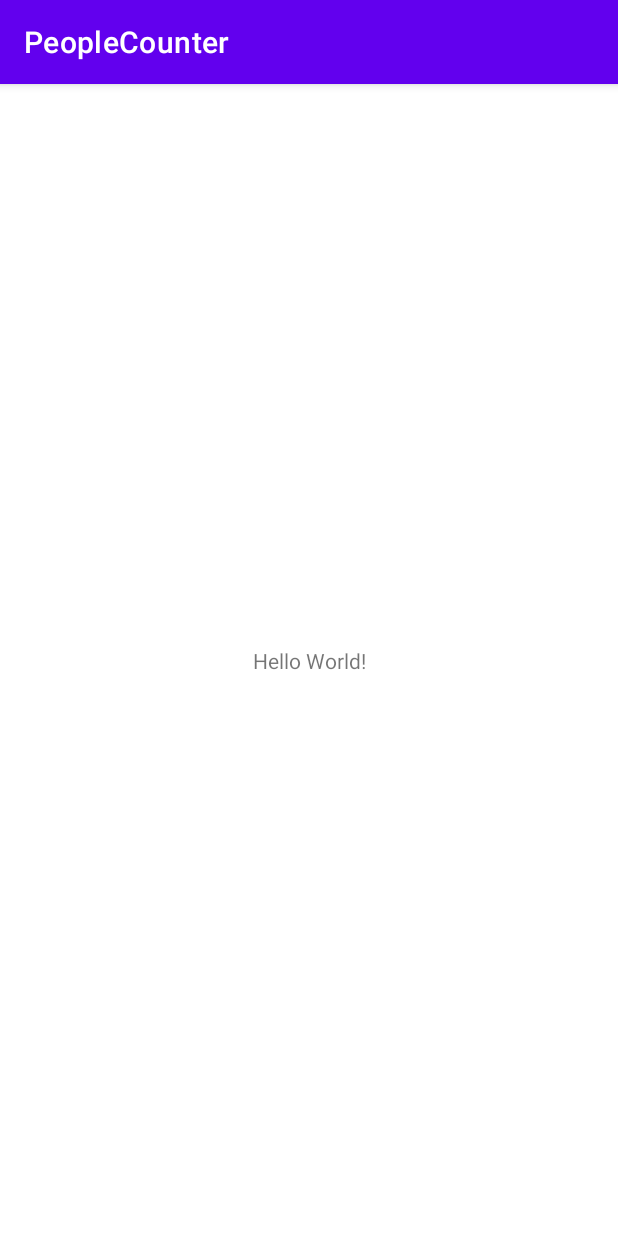
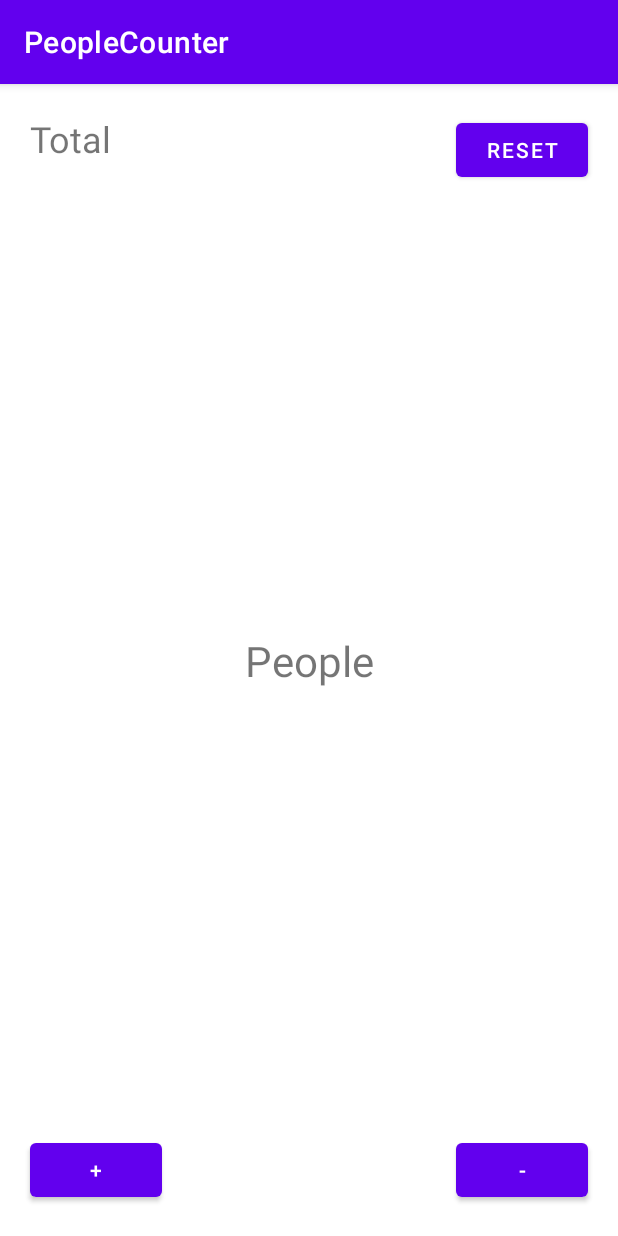
Before and after one commit to donChelsea/PeopleCounterKotlin, an Android app: the screen it shows after launch (MainActivity), on a phone screen of 412 x 824 dp. Run offline under Robolectric (Android 15) with nearby library versions, the phone set to English and light mode, and no system bars.

Commit message:
created view, model, controller

```diff
--- a/app/src/main/java/com/katsidzira/peoplecounter/MainActivity.kt
+++ b/app/src/main/java/com/katsidzira/peoplecounter/MainActivity.kt
@@ -2,10 +2,15 @@ package com.katsidzira.peoplecounter
 
 import androidx.appcompat.app.AppCompatActivity
 import android.os.Bundle
+import android.util.Log
+import com.katsidzira.peoplecounter.controller.GameController
 
 class MainActivity : AppCompatActivity() {
+
     override fun onCreate(savedInstanceState: Bundle?) {
         super.onCreate(savedInstanceState)
         setContentView(R.layout.activity_main)
+
+        Log.d("main activity", "counter=${GameController.getPeople()}")
     }
 }
--- /dev/null
+++ b/app/src/main/java/com/katsidzira/peoplecounter/controller/GameController.kt
@@ -0,0 +1,21 @@
+package com.katsidzira.peoplecounter.controller
+
+import com.katsidzira.peoplecounter.model.Counter
+
+object GameController {
+
+    private var counter: Counter = Counter()
+
+    init {
+        counter.people = 0
+        counter.total = 0
+    }
+
+    fun getPeople(): Int? {
+        return counter.people
+    }
+
+    fun getTotal(): Int? {
+        return counter.total
+    }
+}
--- /dev/null
+++ b/app/src/main/java/com/katsidzira/peoplecounter/model/Counter.kt
@@ -0,0 +1,8 @@
+package com.katsidzira.peoplecounter.model
+
+class Counter {
+
+    var people: Int? = null
+    var total: Int? = null
+
+}
--- a/app/src/main/res/layout/activity_main.xml
+++ b/app/src/main/res/layout/activity_main.xml
@@ -7,12 +7,51 @@
     tools:context=".MainActivity">
 
     <TextView
+        android:id="@+id/textview_total"
         android:layout_width="wrap_content"
         android:layout_height="wrap_content"
-        android:text="Hello World!"
+        android:text="Total"
+        android:textSize="24sp"
+        android:layout_margin="20dp"
+        app:layout_constraintStart_toStartOf="parent"
+        app:layout_constraintTop_toTopOf="parent"/>
+
+    <Button
+        android:id="@+id/button_reset"
+        android:layout_width="wrap_content"
+        android:layout_height="wrap_content"
+        android:text="@string/reset"
+        android:layout_margin="20dp"
+        app:layout_constraintEnd_toEndOf="parent"
+        app:layout_constraintTop_toTopOf="parent"/>
+
+    <TextView
+        android:id="@+id/textview_people"
+        android:layout_width="match_parent"
+        android:layout_height="wrap_content"
+        android:text="People"
+        android:textSize="28sp"
+        app:layout_constraintTop_toTopOf="parent"
         app:layout_constraintBottom_toBottomOf="parent"
-        app:layout_constraintLeft_toLeftOf="parent"
-        app:layout_constraintRight_toRightOf="parent"
-        app:layout_constraintTop_toTopOf="parent" />
+        android:gravity="center_horizontal"/>
+
+    <Button
+        android:id="@+id/button_add"
+        android:layout_width="wrap_content"
+        android:layout_height="wrap_content"
+        android:text="@string/add"
+        android:layout_margin="20dp"
+        app:layout_constraintBottom_toBottomOf="parent"
+        app:layout_constraintStart_toStartOf="parent"/>
+
+    <Button
+        android:id="@+id/button_remove"
+        android:layout_width="wrap_content"
+        android:layout_height="wrap_content"
+        android:text="@string/remove"
+        android:layout_margin="20dp"
+        app:layout_constraintBottom_toBottomOf="parent"
+        app:layout_constraintEnd_toEndOf="parent"/>
+
 
 </androidx.constraintlayout.widget.ConstraintLayout>
--- a/app/src/main/res/values/strings.xml
+++ b/app/src/main/res/values/strings.xml
@@ -1,3 +1,6 @@
 <resources>
     <string name="app_name">PeopleCounter</string>
+    <string name="reset">Reset</string>
+    <string name="add">+</string>
+    <string name="remove">-</string>
 </resources>
```
